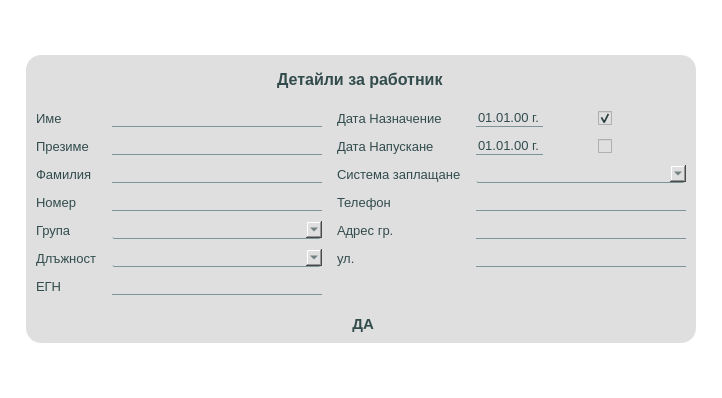
Above: app/ui/widgets/customWorkerDialog.ui from DevilPhp/WorkSalary.v01 before the change. Below: the same form after it.
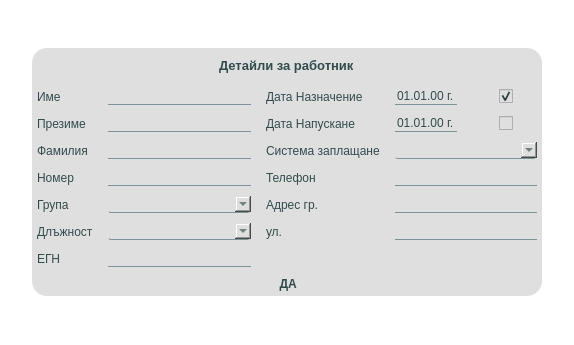
That is the form after the change. Icons and pictures are not drawn.

What changed in the file:
```diff
--- a/app/ui/widgets/customWorkerDialog.ui
+++ b/app/ui/widgets/customWorkerDialog.ui
@@ -6,8 +6,8 @@
    <rect>
     <x>0</x>
     <y>0</y>
-    <width>722</width>
-    <height>398</height>
+    <width>574</width>
+    <height>345</height>
    </rect>
   </property>
   <property name="sizePolicy">
@@ -30,7 +30,7 @@
   </property>
   <property name="styleSheet">
    <string notr="true">*{
-	font: 600 11pt &quot;Segoe UI&quot;;
+	font: 600 9pt &quot;Segoe UI&quot;;
 	border: none;
 	background-color: #dfdfdf;
 	padding: 0;
@@ -50,7 +50,7 @@
 
 QLineEdit, QDateEdit{
 	border: none;
-	font-size: 10pt;
+	font-size: 9pt;
 	border-bottom: 1px solid #7c9399;
 }
 
@@ -62,8 +62,8 @@
 
 QComboBox::drop-down{
 	image: url(':/icons/app/assets/icons/Alt-Arrow-Down--Streamline-Solar-Broken.svg');
-	width: 18px;
-	height: 18px;
+	width: 16px;
+	height: 16px;
 }
 
 QComboBox:hover{
@@ -74,15 +74,15 @@
 }
 QComboBox::item:selected{
 	color: #2b2b2c;
-	font: 900 10.5pt &quot;Segoe UI&quot;;
+	font: 700 9pt &quot;Segoe UI&quot;;
 	border-radius: 0px;
 }
 QComboBox::item{
 	color: #324b4c;
-	font: 700 10pt &quot;Segoe UI&quot;;
+	font: 600 9pt &quot;Segoe UI&quot;;
 	height: 11px;  
 	border: 4px solid transparent;
-	padding: 0px 8px 0px 8px;
+	padding: 0px 4px 0px 4px;
 }
 
 #calStartBtn, #calLeavingBtn {
@@ -95,11 +95,11 @@
 }
 
 #widget * {
-	font-size: 10pt;
+	font-size: 9pt;
 }
 
 #dialogTitle {
-	font-size: 12pt;
+	font-size: 10pt;
 	font-weight: 700;
 }
 #yesBtn {
@@ -160,19 +160,19 @@
      </property>
      <layout class="QVBoxLayout" name="verticalLayout">
       <property name="spacing">
-       <number>10</number>
+       <number>5</number>
       </property>
       <property name="leftMargin">
-       <number>10</number>
+       <number>5</number>
       </property>
       <property name="topMargin">
-       <number>10</number>
+       <number>5</number>
       </property>
       <property name="rightMargin">
-       <number>10</number>
+       <number>5</number>
       </property>
       <property name="bottomMargin">
-       <number>10</number>
+       <number>5</number>
       </property>
       <item alignment="Qt::AlignHCenter">
        <widget class="QWidget" name="widget_2" native="true">
@@ -212,7 +212,7 @@
        <widget class="QWidget" name="widget" native="true">
         <property name="minimumSize">
          <size>
-          <width>650</width>
+          <width>500</width>
           <height>0</height>
          </size>
         </property>
@@ -244,7 +244,7 @@
             <widget class="QWidget" name="widget_5" native="true">
              <layout class="QHBoxLayout" name="horizontalLayout_5">
               <property name="spacing">
-               <number>10</number>
+               <number>5</number>
               </property>
               <property name="leftMargin">
                <number>0</number>
@@ -282,8 +282,8 @@
                 </property>
                 <property name="iconSize">
                  <size>
-                  <width>20</width>
-                  <height>20</height>
+                  <width>16</width>
+                  <height>16</height>
                  </size>
                 </property>
                </widget>
@@ -388,7 +388,7 @@
             <widget class="QWidget" name="widget_6" native="true">
              <layout class="QHBoxLayout" name="horizontalLayout_6">
               <property name="spacing">
-               <number>10</number>
+               <number>5</number>
               </property>
               <property name="leftMargin">
                <number>0</number>
@@ -426,8 +426,8 @@
                 </property>
                 <property name="iconSize">
                  <size>
-                  <width>20</width>
-                  <height>20</height>
+                  <width>16</width>
+                  <height>16</height>
                  </size>
                 </property>
                </widget>
@@ -515,7 +515,7 @@
         <property name="font">
          <font>
           <family>Segoe UI</family>
-          <pointsize>11</pointsize>
+          <pointsize>9</pointsize>
           <italic>false</italic>
           <bold>true</bold>
          </font>
@@ -528,7 +528,7 @@
           <number>0</number>
          </property>
          <property name="topMargin">
-          <number>10</number>
+          <number>5</number>
          </property>
          <property name="rightMargin">
           <number>0</number>
@@ -541,7 +541,7 @@
            <property name="font">
             <font>
              <family>Segoe UI</family>
-             <pointsize>11</pointsize>
+             <pointsize>9</pointsize>
              <italic>false</italic>
              <bold>true</bold>
             </font>
@@ -558,8 +558,8 @@
            </property>
            <property name="iconSize">
             <size>
-             <width>32</width>
-             <height>32</height>
+             <width>20</width>
+             <height>20</height>
             </size>
            </property>
           </widget>
```
Left out of the diff: 2 changed lines with no effect on the pictures.
